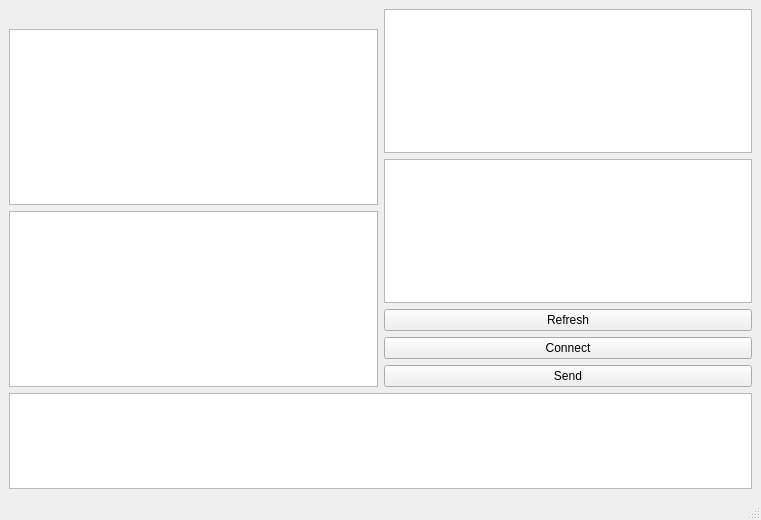
Old version of the form m2mfun.ui in the repository seblee/IMCQ.
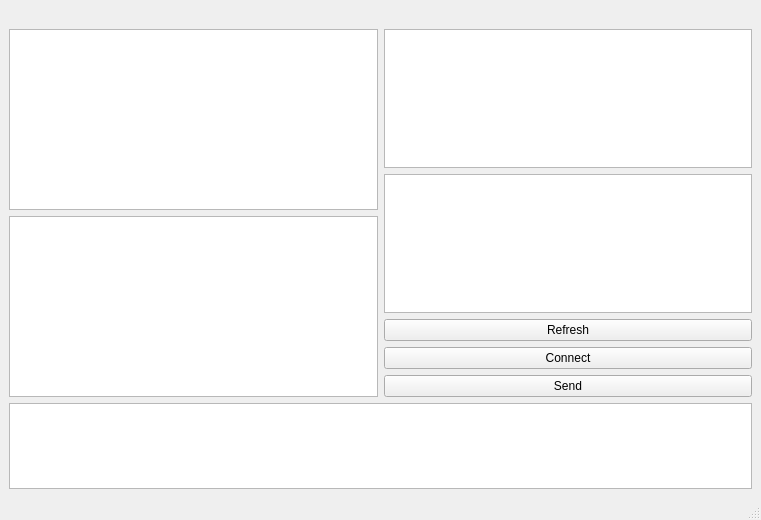
New version of the form.

Commit message: add MemberInfo Class; complete communication

Diff of the .ui file:
```diff
--- a/m2mfun.ui
+++ b/m2mfun.ui
@@ -33,7 +33,11 @@
          </spacer>
         </item>
         <item>
-         <widget class="QTextEdit" name="textEditReceive"/>
+         <widget class="QTextEdit" name="textEditReceive">
+          <property name="readOnly">
+           <bool>true</bool>
+          </property>
+         </widget>
         </item>
         <item>
          <widget class="QPlainTextEdit" name="plainTextEditSend"/>
@@ -42,6 +46,13 @@
       </item>
       <item>
        <layout class="QVBoxLayout" name="verticalLayout">
+        <item>
+         <widget class="QLabel" name="labelReceiver">
+          <property name="text">
+           <string/>
+          </property>
+         </widget>
+        </item>
         <item>
          <widget class="QListWidget" name="listWidget"/>
         </item>
```
Left out of the diff: 19 changed lines with no effect on the pictures. The commit also changes 5 other files.
